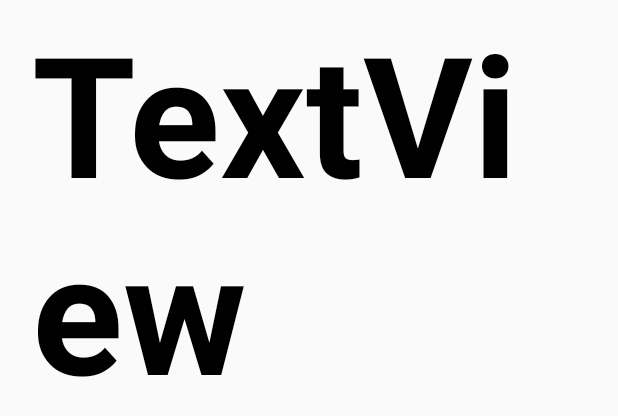
After one commit to thienbinhwwww/MoonEdu, an Android app: the layout activity_introduce_sub_fragment.xml on its own in the app's theme, with its tools: preview values and no code run, on a phone screen of 412 x 824 dp. The commit adds this screen. Shown: the top 416 px of the screen. Run offline under Robolectric (Android 15) with nearby library versions, the phone set to English and light mode, and no system bars.

Commit message:
Create UI Introduce

```diff
--- a/app/src/main/java/com/moon/moonedu/Activity/LogInActivity.java
+++ b/app/src/main/java/com/moon/moonedu/Activity/LogInActivity.java
@@ -12,6 +12,7 @@ import android.widget.TextView;
 
 import com.google.android.material.textfield.TextInputEditText;
 import com.google.android.material.textfield.TextInputLayout;
+import com.moon.moonedu.Fragment.SubFragment.IntroduceSubFragment;
 import com.moon.moonedu.R;
 import com.moon.moonedu.Support.CheckText;
 
@@ -42,7 +43,8 @@ public class LogInActivity extends AppCompatActivity {
     // Lắng nghe sự kiện
     private void initListener() {
         mBtnLogin.setOnClickListener(v -> {
-
+            Intent intent = new Intent(this, IntroduceSubFragment.class);
+            startActivity(intent);
         });
 
         mTvFPassword.setOnClickListener(v -> {
--- /dev/null
+++ b/app/src/main/res/layout/activity_introduce_sub_fragment.xml
@@ -0,0 +1,25 @@
+<?xml version="1.0" encoding="utf-8"?>
+<androidx.constraintlayout.widget.ConstraintLayout xmlns:android="http://schemas.android.com/apk/res/android"
+    xmlns:app="http://schemas.android.com/apk/res-auto"
+    xmlns:tools="http://schemas.android.com/tools"
+    android:layout_width="match_parent"
+    android:layout_height="match_parent"
+    tools:context=".Fragment.SubFragment.IntroduceSubFragment">
+
+    <TextView
+        android:id="@+id/text_introduce"
+        android:layout_width="369dp"
+        android:layout_height="472dp"
+        android:text="TextView"
+        app:layout_constraintEnd_toEndOf="parent"
+        app:layout_constraintStart_toStartOf="parent"
+        tools:layout_editor_absoluteY="20dp"
+        tools:ignore="MissingConstraints"
+        android:textSize="24sp"
+        android:textStyle="bold"
+        android:textColor="#000000"
+        app:autoSizeTextType="uniform"
+
+        />
+
+</androidx.constraintlayout.widget.ConstraintLayout>
```
Also changed, not shown: app/src/main/java/com/moon/moonedu/Fragment/SubFragment/IntroduceSubFragment.java (added, +27 -0 lines).
